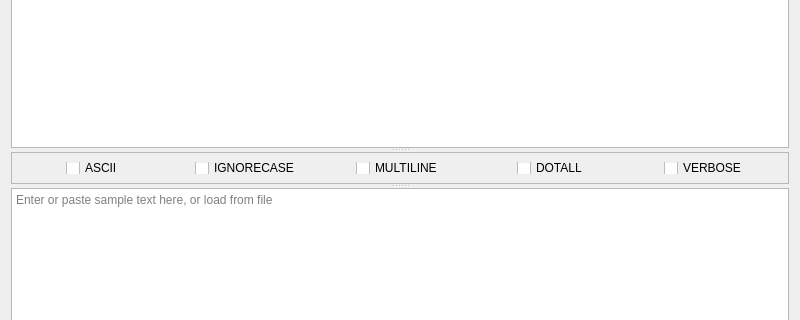
Qt form regexpy.ui (mycir/RegexPy) before a commit; both pictures show x 0 to 800 and y 121 to 441 of the 800 by 600 pixel window.
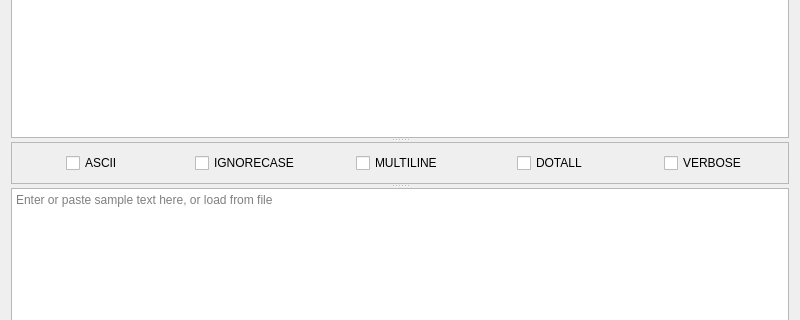
The same form after that commit.

Patch:
```diff
--- a/regexpy.ui
+++ b/regexpy.ui
@@ -187,7 +187,7 @@
      </widget>
      <widget class="QFrame" name="frameOptions">
       <property name="sizePolicy">
-       <sizepolicy hsizetype="Expanding" vsizetype="Expanding">
+       <sizepolicy hsizetype="Expanding" vsizetype="Minimum">
         <horstretch>0</horstretch>
         <verstretch>0</verstretch>
        </sizepolicy>
@@ -195,13 +195,13 @@
       <property name="minimumSize">
        <size>
         <width>0</width>
-        <height>32</height>
+        <height>42</height>
        </size>
       </property>
       <property name="maximumSize">
        <size>
         <width>16777215</width>
-        <height>32</height>
+        <height>42</height>
        </size>
       </property>
       <property name="frameShape">
@@ -213,6 +213,9 @@
       <layout class="QHBoxLayout" name="horizontalLayout_3">
        <item>
         <layout class="QHBoxLayout" name="horizontalLayoutOptions">
+         <property name="spacing">
+          <number>6</number>
+         </property>
          <item alignment="Qt::AlignHCenter|Qt::AlignVCenter">
           <widget class="QCheckBox" name="checkBoxAscii">
            <property name="text">
@@ -243,6 +246,12 @@
          </item>
          <item alignment="Qt::AlignHCenter|Qt::AlignVCenter">
           <widget class="QCheckBox" name="checkBoxVerbose">
+           <property name="minimumSize">
+            <size>
+             <width>0</width>
+             <height>0</height>
+            </size>
+           </property>
            <property name="text">
             <string>VERBOSE</string>
            </property>
```
Left out of the diff: 2 changed lines with no effect on the pictures.
